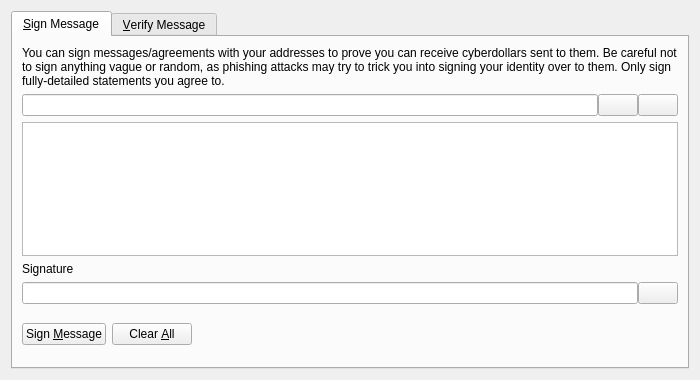
Before: the Qt Designer form src/qt/forms/signverifymessagedialog.ui in AustraliaCash/AustraliaCash-Core, drawn with Qt 5.
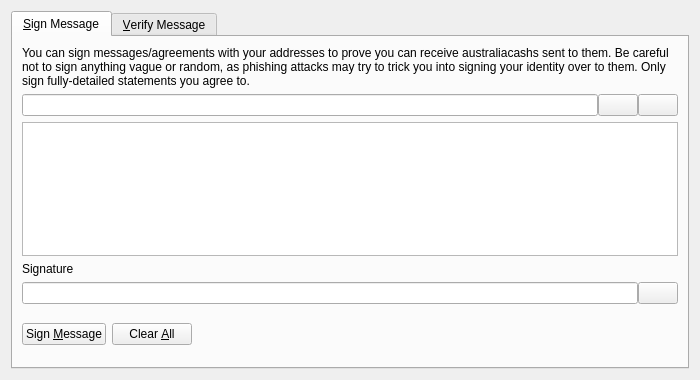
After: the same form once the commit is applied. Icons and pictures are not drawn. Custom widgets are drawn as their Qt base class.

What changed in the file:
```diff
--- a/src/qt/forms/signverifymessagedialog.ui
+++ b/src/qt/forms/signverifymessagedialog.ui
@@ -30,7 +30,7 @@
        <item>
         <widget class="QLabel" name="infoLabel_SM">
          <property name="text">
-          <string>You can sign messages/agreements with your addresses to prove you can receive cyberdollars sent to them. Be careful not to sign anything vague or random, as phishing attacks may try to trick you into signing your identity over to them. Only sign fully-detailed statements you agree to.</string>
+          <string>You can sign messages/agreements with your addresses to prove you can receive australiacashs sent to them. Be careful not to sign anything vague or random, as phishing attacks may try to trick you into signing your identity over to them. Only sign fully-detailed statements you agree to.</string>
          </property>
          <property name="textFormat">
           <enum>Qt::PlainText</enum>
```
Left out of the diff: 8 changed lines with no effect on the pictures.
